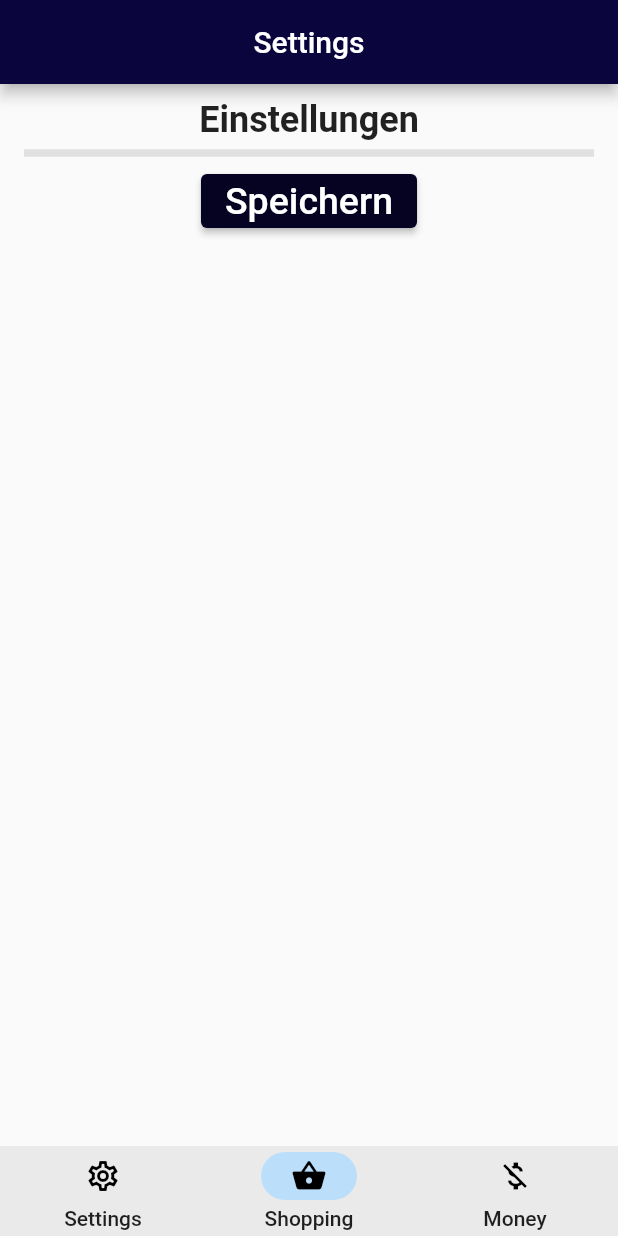
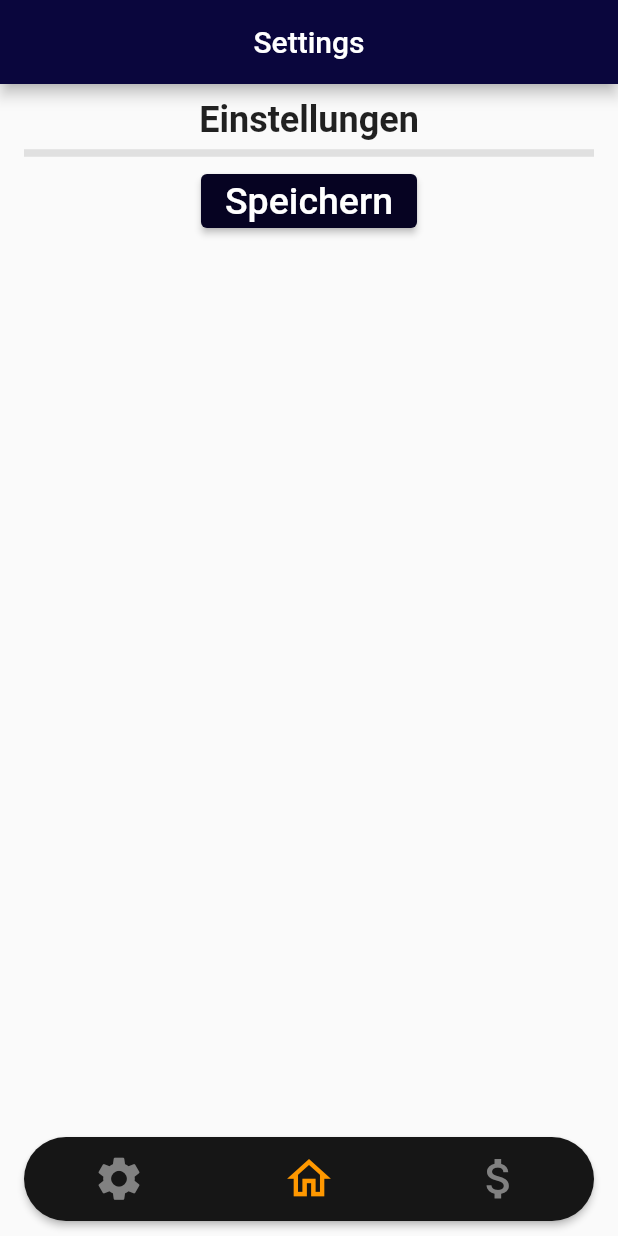
Before and after one commit to michaelhuber26/wg_app, a Flutter app: the screen it shows after launch, on a phone screen of 412 x 824 dp. Run offline on Flutter 3.47's test engine with Material 2 defaults, Android fonts, the phone set to English and light mode, and no system bars; drawn by our look-alikes of custom_navigation_bar.

Commit message:
CustomNavBar

```diff
--- a/lib/screens/mainscreen/mainscreen.dart
+++ b/lib/screens/mainscreen/mainscreen.dart
@@ -1,5 +1,6 @@
 import 'package:flutter/material.dart';
 import 'package:wg_app/screens/configscreen/configscreen.dart';
+import 'package:custom_navigation_bar/custom_navigation_bar.dart';
 
 // screen for login (no password is checkt, iput doesnt matter)
 class MainScreen extends StatefulWidget {
@@ -22,34 +23,31 @@ class _MainScreenState extends State<MainScreen> {
   @override
   Widget build(BuildContext context) {
     return Scaffold(
-      bottomNavigationBar: NavigationBarTheme(
-        data: NavigationBarThemeData(
-            indicatorColor: Colors.blue.shade100,
-            labelTextStyle: MaterialStateProperty.all(
-                const TextStyle(fontSize: 14, fontWeight: FontWeight.w500))),
-        child: NavigationBar(
-            height: 60,
-            selectedIndex: navindex,
-            onDestinationSelected: (index) {
-              setState(() {
-                navindex = index;
-                controller.jumpToPage(navindex);
-              });
-            },
-            destinations: const [
-              NavigationDestination(
-                  icon: Icon(Icons.settings_outlined),
-                  selectedIcon: Icon(Icons.settings),
-                  label: 'Settings'),
-              NavigationDestination(
-                  icon: Icon(Icons.shopping_basket_outlined),
-                  selectedIcon: Icon(Icons.shopping_basket),
-                  label: 'Shopping'),
-              NavigationDestination(
-                  icon: Icon(Icons.money_off),
-                  selectedIcon: Icon(Icons.attach_money_outlined),
-                  label: 'Money'),
-            ]),
+      bottomNavigationBar: Padding(
+        padding: const EdgeInsets.only(bottom: 10),
+        child: CustomNavigationBar(
+          isFloating: true,
+          elevation: 2,
+          iconSize: 35,
+          borderRadius: const Radius.circular(30),
+          selectedColor: Colors.orange,
+          unSelectedColor: const Color.fromARGB(255, 129, 129, 129),
+          backgroundColor: const Color.fromARGB(255, 22, 22, 22),
+          strokeColor: Colors.orange,
+          items: [
+            CustomNavigationBarItem(icon: const Icon(Icons.settings)),
+            CustomNavigationBarItem(icon: const Icon(Icons.home_outlined)),
+            CustomNavigationBarItem(
+                icon: const Icon(Icons.attach_money_outlined))
+          ],
+          onTap: (i) {
+            setState(() {
+              navindex = i;
+            });
+            controller.jumpToPage(navindex);
+          },
+          currentIndex: navindex,
+        ),
       ),
       body: PageView(
         controller: controller,
```
